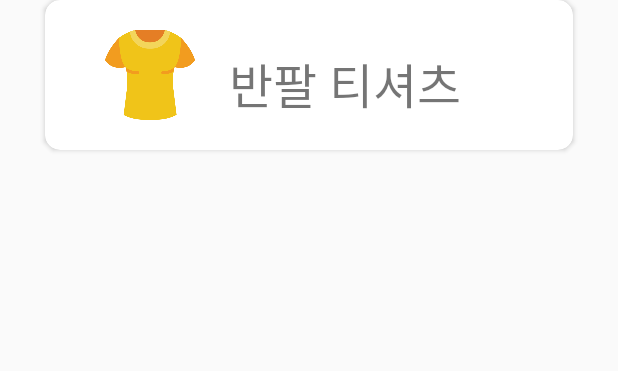
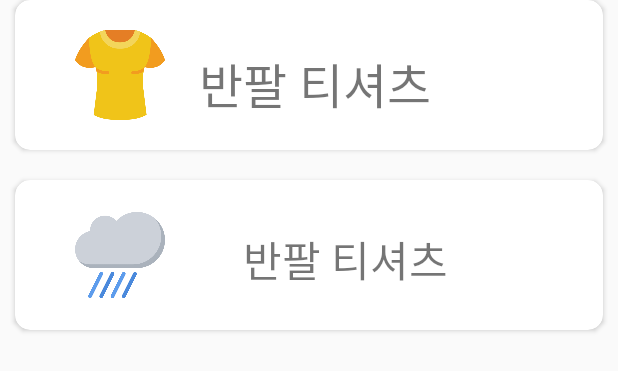
Before and after one commit to JeonJaewon/weather, an Android app: the layout fragment_card.xml on its own in the app's theme, with its tools: preview values and no code run, on a phone screen of 412 x 824 dp. Shown: the top 371 px of the screen. Run offline under Robolectric (Android 15) with nearby library versions, the phone set to English and light mode, and no system bars.

Commit message:
add another field parsing

```diff
--- a/app/src/main/AndroidManifest.xml
+++ b/app/src/main/AndroidManifest.xml
@@ -12,8 +12,8 @@
         android:supportsRtl="true"
         android:theme="@style/AppTheme"
         android:usesCleartextTraffic="true">
-        <activity android:name=".HomeFragment"></activity>
-        <activity android:name=".MainActivity">
+        <activity android:name=".MainActivity"
+            android:theme="@style/AppTheme.StatusBar">
             <intent-filter>
                 <action android:name="android.intent.action.MAIN" />
 
--- /dev/null
+++ b/app/src/main/java/com/example/weather_rabbit/CardData.kt
@@ -0,0 +1,4 @@
+package com.example.weather_rabbit
+
+data class CardData(val t3hValue : Double, val rehValue : Int, val popValue : Int) {
+}
--- a/app/src/main/java/com/example/weather_rabbit/CardFragment.kt
+++ b/app/src/main/java/com/example/weather_rabbit/CardFragment.kt
@@ -9,7 +9,10 @@ import kotlinx.android.synthetic.main.fragment_card.*
 import kotlinx.android.synthetic.main.fragment_home.*
 
 //
-class CardFragment(val t3hValue: Double) : Fragment() {
+class CardFragment(val data : CardData) : Fragment() {
+    val t3hValue = data.t3hValue
+    val rehValue = data.rehValue
+    val popValue = data.popValue
     override fun onCreate(savedInstanceState: Bundle?) {
         super.onCreate(savedInstanceState)
     }
@@ -28,6 +31,7 @@ class CardFragment(val t3hValue: Double) : Fragment() {
     }
 
     private fun init() {
+        pop_text.text = "강수확률 : " + popValue.toString() + "%"
         if (23.0 <= t3hValue) {
             wear_text.text = "반팔 티셔츠"
             wear_image.setImageResource(R.drawable.shirt2)
--- a/app/src/main/res/layout/activity_main.xml
+++ b/app/src/main/res/layout/activity_main.xml
@@ -11,7 +11,7 @@
         android:id="@+id/toolbar"
         android:layout_width="match_parent"
         android:layout_height="wrap_content"
-        android:background="@color/heavyBlue"
+        android:background="@color/steel"
         app:subtitleTextColor="#ffffff"
         android:minHeight="?attr/actionBarSize"
         android:theme="@style/ThemeOverlay.MaterialComponents.Dark.ActionBar"
--- a/app/src/main/res/layout/fragment_card.xml
+++ b/app/src/main/res/layout/fragment_card.xml
@@ -1,11 +1,18 @@
 <?xml version="1.0" encoding="utf-8"?>
+<LinearLayout xmlns:app="http://schemas.android.com/apk/res-auto"
+    xmlns:tools="http://schemas.android.com/tools"
+    android:layout_width="match_parent"
+    android:layout_height="match_parent"
+    android:orientation="vertical"
+    xmlns:android="http://schemas.android.com/apk/res/android">
     <androidx.cardview.widget.CardView
         xmlns:app="http://schemas.android.com/apk/res-auto"
         xmlns:android="http://schemas.android.com/apk/res/android"
         xmlns:tools="http://schemas.android.com/tools"
         android:layout_width="match_parent"
         android:layout_height="100dp"
-    android:layout_marginHorizontal="30dp"
+        app:cardBackgroundColor="#FFFFFF"
+        android:layout_marginHorizontal="10dp"
         app:cardCornerRadius="10dp">
         <androidx.constraintlayout.widget.ConstraintLayout
             android:layout_width="match_parent"
@@ -36,3 +43,39 @@
             </TextView>
         </androidx.constraintlayout.widget.ConstraintLayout>
     </androidx.cardview.widget.CardView>
+    <androidx.cardview.widget.CardView
+        android:layout_width="match_parent"
+        android:layout_height="100dp"
+        android:layout_marginHorizontal="10dp"
+        android:layout_marginTop="20dp"
+        app:cardBackgroundColor="#FFFFFF"
+        app:cardCornerRadius="10dp">
+        <androidx.constraintlayout.widget.ConstraintLayout
+            android:layout_width="match_parent"
+            android:layout_height="match_parent">
+            <ImageView
+                android:id="@+id/pop_image"
+                android:layout_width="60dp"
+                android:layout_height="60dp"
+                android:layout_marginStart="40dp"
+                android:src="@drawable/rain"
+                app:layout_constraintBottom_toBottomOf="parent"
+                app:layout_constraintStart_toStartOf="parent"
+                app:layout_constraintTop_toTopOf="parent"/>
+
+            <TextView
+                android:id="@+id/pop_text"
+                android:layout_width="200dp"
+                android:layout_height="wrap_content"
+                android:layout_marginTop="32dp"
+                android:fontFamily="@font/nanum_barun_gothic"
+                android:text="반팔 티셔츠"
+                android:textAlignment="center"
+                android:textSize="28sp"
+                app:layout_constraintEnd_toEndOf="parent"
+                app:layout_constraintHorizontal_bias="0.219"
+                app:layout_constraintStart_toEndOf="@+id/pop_image"
+                app:layout_constraintTop_toTopOf="parent" />
+        </androidx.constraintlayout.widget.ConstraintLayout>
+    </androidx.cardview.widget.CardView>
+</LinearLayout>
--- a/app/src/main/res/layout/fragment_location.xml
+++ b/app/src/main/res/layout/fragment_location.xml
@@ -6,7 +6,7 @@
     android:layout_width="match_parent"
     android:layout_height="match_parent"
     android:id="@+id/frag_location_layout"
-    android:background="@color/heavyBlue"
+    android:background="@color/steel"
     tools:context=".LocationFragment">
     <TextView
         android:id="@+id/textView"
--- a/app/src/main/res/values/colors.xml
+++ b/app/src/main/res/values/colors.xml
@@ -4,4 +4,5 @@
     <color name="colorPrimaryDark">#00574B</color>
     <color name="colorAccent">#D81B60</color>
     <color name="heavyBlue">#284184</color>
+    <color name="steel">#6983aa</color>
 </resources>
--- a/app/src/main/res/values/styles.xml
+++ b/app/src/main/res/values/styles.xml
@@ -7,5 +7,10 @@
         <item name="colorPrimaryDark">@color/colorPrimaryDark</item>
         <item name="colorAccent">@color/colorAccent</item>
     </style>
-
+    <style name="AppTheme.StatusBar" parent="AppTheme">
+        <!--Status Bar 배경색-->
+        <item name="android:statusBarColor">#f4f4f4</item>
+        <!--Status Bar 글자색깔-->
+        <item name="android:windowLightStatusBar">true</item>
+    </style>
 </resources>
```
Also changed, not shown: app/src/main/java/com/example/weather_rabbit/HomeFragment.kt (+86 -40 lines), app/src/main/res/layout/fragment_home.xml (+9 -4 lines). Lines whose indentation alone changed are shown as unchanged.
